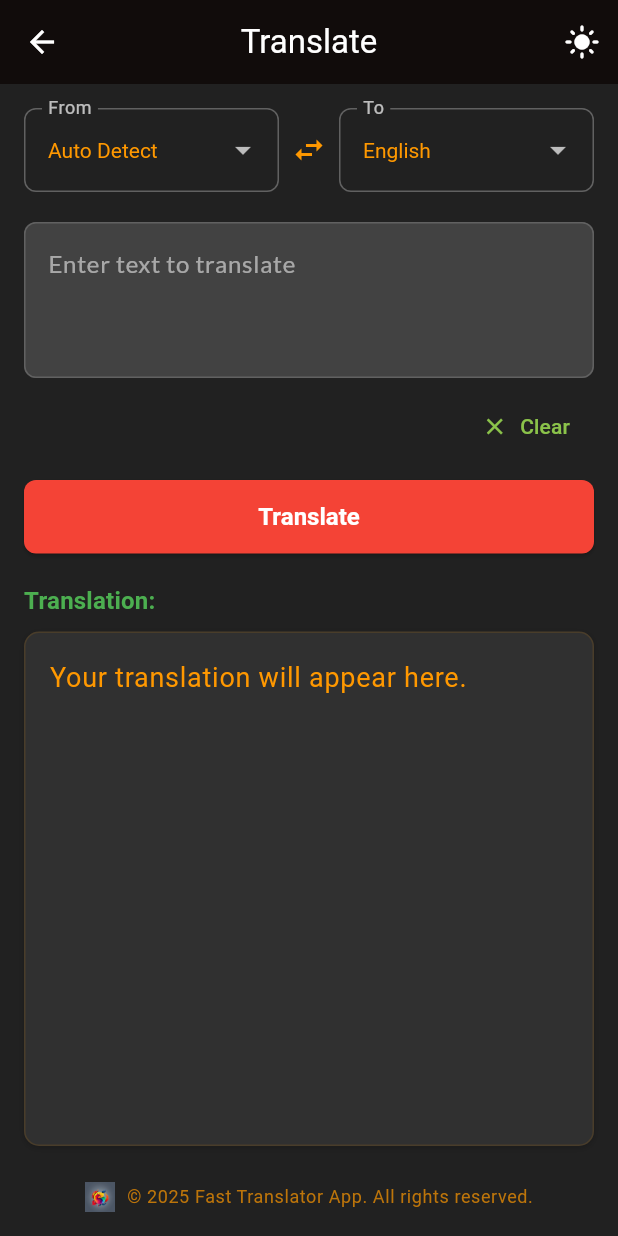
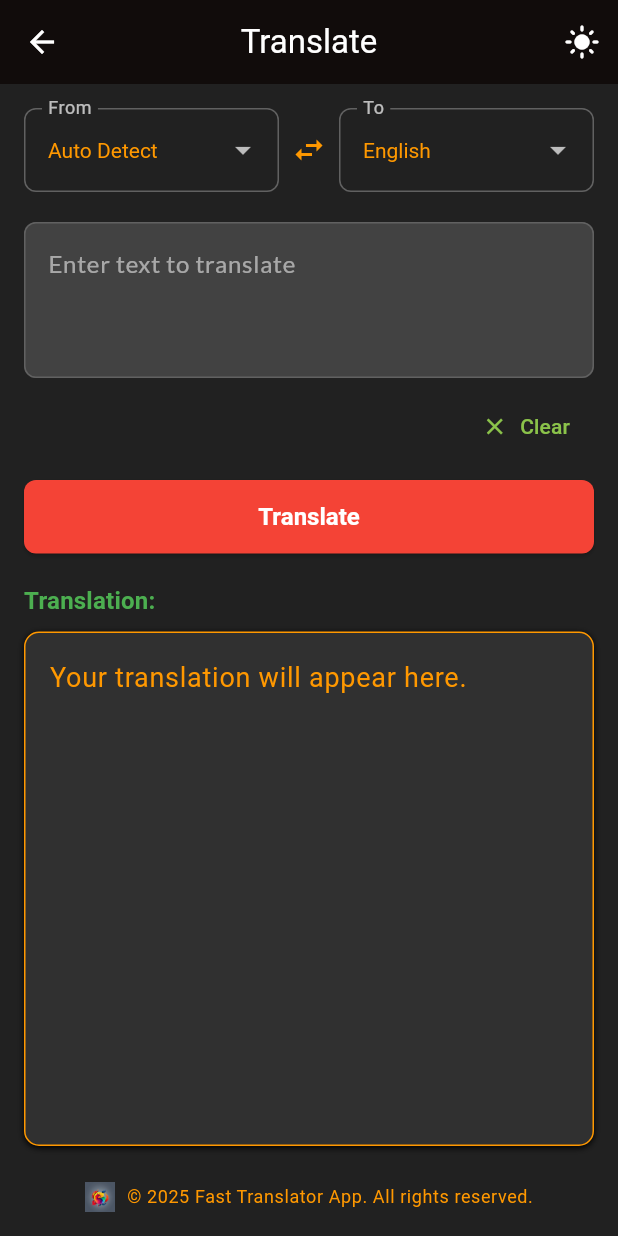
Before and after one commit to truezerox/Fast-Translator-app, a Flutter app: the screen it shows after launch, after a tap on "Lets Translate", on a phone screen of 412 x 824 dp. Run offline on Flutter 3.47's test engine with Material 3 defaults, Android fonts, the phone set to English and light mode, and no system bars; our stand-ins replace google_fonts, shared_preferences; missing offline and left inert: translator.

Commit message:
new version

```diff
--- a/lib/app_footer.dart
+++ b/lib/app_footer.dart
@@ -23,14 +23,14 @@ class AppFooter extends StatelessWidget {
               'assets/logo.png', // logo image
               errorBuilder: (context, error, stackTrace) {
                 // Fallback icon if logo fails to load
-                return Icon(Icons.translate, size: 20, color: colorScheme.onSurface.withOpacity(0.6));
+                return Icon(Icons.translate, size: 20, color: colorScheme.onSurface);
               },
             ),
           ),
           const SizedBox(width: 8),
           Text(
             '© $currentYear Fast Translator App. All rights reserved.', // Updated app name
-            style: textTheme.bodySmall?.copyWith(color: colorScheme.onSurface.withOpacity(0.7)),
+            style: textTheme.bodySmall?.copyWith(color: colorScheme.onSurface),
             textAlign: TextAlign.center,
           ),
         ],
--- a/lib/main.dart
+++ b/lib/main.dart
@@ -249,7 +249,7 @@ class _MyTranslatorAppState extends State<MyTranslatorApp> {
                 headlineSmall: TextStyle(color: Colors.black, fontWeight: FontWeight.bold), // For header text on the introduction page.
                 titleMedium: TextStyle(color: Colors.black, fontWeight: FontWeight.w700), // For "Translation" text above the translation box.
                 labelLarge: TextStyle(color: Color(0xFF2FF59D)), // For button labels, interactive element highlights.
-                bodySmall: TextStyle(color: Colors.black54.withOpacity(0.7)) // For footer text.
+                bodySmall: TextStyle(color: Colors.black54) // For footer text.
             ),
             // Input decoration theme for text fields and dropdowns in light theme.
             inputDecorationTheme: InputDecorationTheme(
@@ -322,7 +322,7 @@ class _MyTranslatorAppState extends State<MyTranslatorApp> {
                 headlineSmall: TextStyle(color: Colors.green, fontWeight: FontWeight.bold),// For header text on the introduction page.
                 titleMedium: TextStyle(color: Colors.green, fontWeight: FontWeight.w600), // For "Translation" text above the translation box.
                 labelLarge: TextStyle(color: Colors.white70), // For button labels.
-                bodySmall: TextStyle(color: Colors.white70.withOpacity(0.7)) // For footer text.
+                bodySmall: TextStyle(color: Colors.white70) // For footer text.
             ),
             // Input decoration theme for text fields and dropdowns in dark theme.
             inputDecorationTheme: InputDecorationTheme(
@@ -443,8 +443,8 @@ class IntroductionPage extends StatelessWidget {
                                             // Shadow effect for the logo container.
                                             BoxShadow(
                                                 color: themeMode == AppThemeMode.dark
-                                                    ? Colors.black.withOpacity(0.3)
-                                                    : Colors.grey.withOpacity(0.5),
+                                                    ? Colors.black
+                                                    : Colors.grey,
                                                 spreadRadius: 2.5,
                                                 blurRadius: 5,
                                                 offset: const Offset(0, 3),
@@ -463,7 +463,7 @@ class IntroductionPage extends StatelessWidget {
                                                     child: Icon(
                                                         Icons.broken_image,
                                                         size: 50,
-                                                        color: colorScheme.onSurface.withOpacity(0.5),
+                                                        color: colorScheme.onSurface,
                                                     ),
                                                 );
                                             },
@@ -892,13 +892,13 @@ class _TranslationPageState extends State<TranslationPage> {
                                             color: colorScheme.surface, // Background color from theme.
                                             borderRadius: BorderRadius.circular(10),
                                             border: Border.all(
-                                                color: colorScheme.onSurface.withOpacity(0.12)),
+                                                color: colorScheme.onSurface),
                                             boxShadow: [
                                                 // Shadow effect for the translation box.
                                                 BoxShadow(
                                                     color: widget.themeMode == AppThemeMode.dark
-                                                        ? Colors.black.withOpacity(0.2)
-                                                        : Colors.grey.withOpacity(0.4),
+                                                        ? Colors.black
+                                                        : Colors.grey,
                                                     spreadRadius: 0,
                                                     blurRadius: 3,
                                                     offset: const Offset(0, 1),
@@ -911,7 +911,7 @@ class _TranslationPageState extends State<TranslationPage> {
                                             ? Center(
                                             child: Text("Processing...",
                                                 style: textTheme.bodyMedium?.copyWith(
-                                                    color: colorScheme.onSurface.withOpacity(0.7))))
+                                                    color: colorScheme.onSurface)))
                                         // Make translated text scrollable if it's long.
                                             : SingleChildScrollView(
                                             child: Text(
```
Also changed, not shown: 1 other file.
